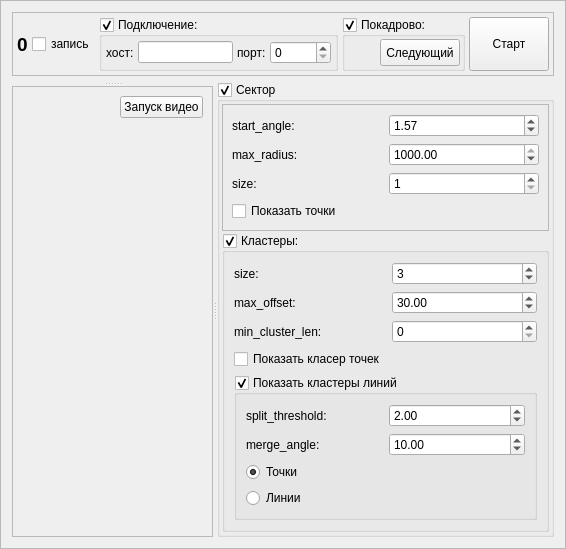
AlexLexx706/robocar, file python/LidarFrame.ui: the form before one commit.
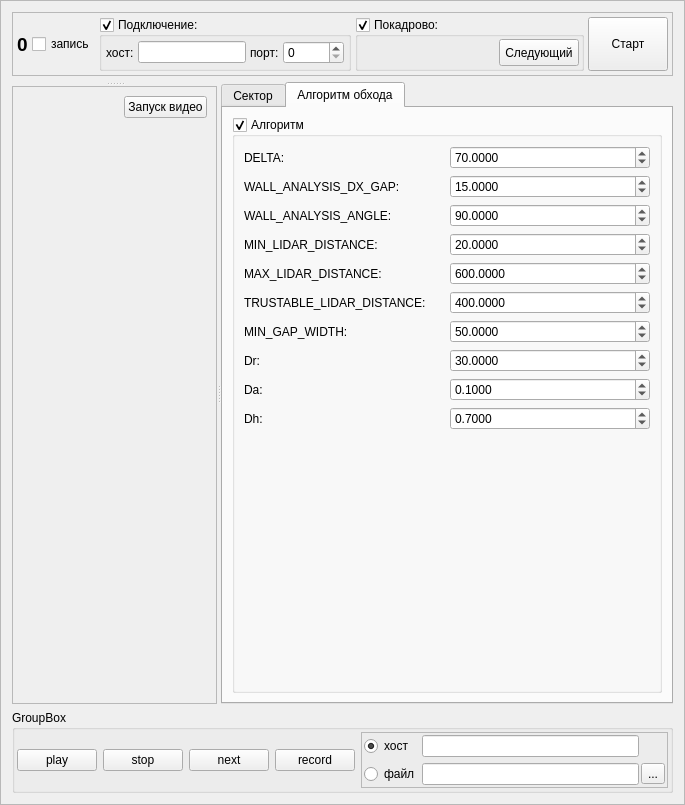
The form after the commit. Icons and pictures are not drawn. Custom widgets are drawn as their Qt base class.

Patch:
```diff
--- a/python/LidarFrame.ui
+++ b/python/LidarFrame.ui
@@ -6,8 +6,8 @@
    <rect>
     <x>0</x>
     <y>0</y>
-    <width>566</width>
-    <height>460</height>
+    <width>685</width>
+    <height>805</height>
    </rect>
   </property>
   <property name="windowTitle">
@@ -248,7 +248,23 @@
        </layout>
       </widget>
      </widget>
-     <widget class="QGroupBox" name="groupBox_sector">
+     <widget class="QTabWidget" name="tabWidget">
+      <property name="currentIndex">
+       <number>1</number>
+      </property>
+      <widget class="QWidget" name="Ct">
+       <attribute name="title">
+        <string>Сектор</string>
+       </attribute>
+       <layout class="QVBoxLayout" name="verticalLayout">
+        <property name="spacing">
+         <number>0</number>
+        </property>
+        <property name="margin">
+         <number>0</number>
+        </property>
+        <item>
+         <widget class="QGroupBox" name="groupBox_show_sector">
       <property name="title">
        <string>Сектор</string>
       </property>
@@ -274,7 +290,7 @@
           <item row="3" column="0">
            <widget class="QLabel" name="label_4">
             <property name="text">
-             <string>size:</string>
+                 <string>размер точек:</string>
             </property>
            </widget>
           </item>
@@ -287,6 +303,9 @@
           </item>
           <item row="2" column="1">
            <widget class="QDoubleSpinBox" name="doubleSpinBox_max_radius">
+                <property name="decimals">
+                 <number>4</number>
+                </property>
             <property name="minimum">
              <double>1.000000000000000</double>
             </property>
@@ -314,6 +333,9 @@
           </item>
           <item row="1" column="1">
            <widget class="QDoubleSpinBox" name="doubleSpinBox_start_angle">
+                <property name="decimals">
+                 <number>4</number>
+                </property>
             <property name="minimum">
              <double>-3.140000000000000</double>
             </property>
@@ -362,6 +384,9 @@
              </item>
              <item row="0" column="1">
               <widget class="QDoubleSpinBox" name="doubleSpinBox_split_threshold">
+                   <property name="decimals">
+                    <number>4</number>
+                   </property>
                <property name="minimum">
                 <double>0.000000000000000</double>
                </property>
@@ -379,6 +404,9 @@
              </item>
              <item row="1" column="1">
               <widget class="QDoubleSpinBox" name="doubleSpinBox_merge_threshold">
+                   <property name="decimals">
+                    <number>4</number>
+                   </property>
                <property name="minimum">
                 <double>0.000000000000000</double>
                </property>
@@ -391,7 +419,7 @@
               </widget>
              </item>
              <item row="2" column="0">
-              <widget class="QRadioButton" name="radioButton_points">
+                  <widget class="QCheckBox" name="checkBox_show_line_cluster_points">
                <property name="text">
                 <string>Точки</string>
                </property>
@@ -401,7 +429,7 @@
               </widget>
              </item>
              <item row="3" column="0">
-              <widget class="QRadioButton" name="radioButton_lines">
+                  <widget class="QCheckBox" name="checkBox_show_line_cluster_lines">
                <property name="text">
                 <string>Линии</string>
                </property>
@@ -437,7 +465,7 @@
           <item row="0" column="0">
            <widget class="QLabel" name="label_10">
             <property name="text">
-             <string>size:</string>
+                 <string>размер точек кластера:</string>
             </property>
            </widget>
           </item>
@@ -453,6 +481,9 @@
           </item>
           <item row="1" column="1">
            <widget class="QDoubleSpinBox" name="doubleSpinBox_max_offset">
+                <property name="decimals">
+                 <number>4</number>
+                </property>
             <property name="minimum">
              <double>1.000000000000000</double>
             </property>
@@ -479,6 +510,402 @@
        </item>
       </layout>
      </widget>
+        </item>
+       </layout>
+      </widget>
+      <widget class="QWidget" name="tab_2">
+       <attribute name="title">
+        <string>Алгоритм обхода</string>
+       </attribute>
+       <layout class="QGridLayout" name="gridLayout_7">
+        <item row="12" column="0" colspan="2">
+         <widget class="QGroupBox" name="groupBox_show_alg">
+          <property name="minimumSize">
+           <size>
+            <width>0</width>
+            <height>0</height>
+           </size>
+          </property>
+          <property name="title">
+           <string>Алгоритм</string>
+          </property>
+          <property name="checkable">
+           <bool>true</bool>
+          </property>
+          <layout class="QGridLayout" name="gridLayout_8">
+           <item row="0" column="0">
+            <widget class="QLabel" name="label_3">
+             <property name="text">
+              <string>DELTA:</string>
+             </property>
+            </widget>
+           </item>
+           <item row="0" column="1">
+            <widget class="QDoubleSpinBox" name="doubleSpinBox_alg_DELTA">
+             <property name="decimals">
+              <number>4</number>
+             </property>
+             <property name="minimum">
+              <double>-10000.000000000000000</double>
+             </property>
+             <property name="maximum">
+              <double>10000.000000000000000</double>
+             </property>
+             <property name="singleStep">
+              <double>0.001000000000000</double>
+             </property>
+             <property name="value">
+              <double>70.000000000000000</double>
+             </property>
+            </widget>
+           </item>
+           <item row="2" column="0">
+            <widget class="QLabel" name="label_13">
+             <property name="text">
+              <string>WALL_ANALYSIS_ANGLE:</string>
+             </property>
+            </widget>
+           </item>
+           <item row="4" column="1">
+            <widget class="QDoubleSpinBox" name="doubleSpinBox_alg_MAX_LIDAR_DISTANCE">
+             <property name="decimals">
+              <number>4</number>
+             </property>
+             <property name="minimum">
+              <double>-10000.000000000000000</double>
+             </property>
+             <property name="maximum">
+              <double>10000.000000000000000</double>
+             </property>
+             <property name="singleStep">
+              <double>0.001000000000000</double>
+             </property>
+             <property name="value">
+              <double>600.000000000000000</double>
+             </property>
+            </widget>
+           </item>
+           <item row="5" column="0">
+            <widget class="QLabel" name="label_16">
+             <property name="text">
+              <string>TRUSTABLE_LIDAR_DISTANCE:</string>
+             </property>
+            </widget>
+           </item>
+           <item row="6" column="0">
+            <widget class="QLabel" name="label_17">
+             <property name="text">
+              <string>MIN_GAP_WIDTH:</string>
+             </property>
+            </widget>
+           </item>
+           <item row="3" column="1">
+            <widget class="QDoubleSpinBox" name="doubleSpinBox_alg_MIN_LIDAR_DISTANCE">
+             <property name="decimals">
+              <number>4</number>
+             </property>
+             <property name="minimum">
+              <double>-10000.000000000000000</double>
+             </property>
+             <property name="maximum">
+              <double>10000.000000000000000</double>
+             </property>
+             <property name="singleStep">
+              <double>0.001000000000000</double>
+             </property>
+             <property name="value">
+              <double>20.000000000000000</double>
+             </property>
+            </widget>
+           </item>
+           <item row="8" column="1">
+            <widget class="QDoubleSpinBox" name="doubleSpinBox_alg_Da">
+             <property name="decimals">
+              <number>4</number>
+             </property>
+             <property name="minimum">
+              <double>-10000.000000000000000</double>
+             </property>
+             <property name="maximum">
+              <double>10000.000000000000000</double>
+             </property>
+             <property name="singleStep">
+              <double>0.001000000000000</double>
+             </property>
+             <property name="value">
+              <double>0.100000000000000</double>
+             </property>
+            </widget>
+           </item>
+           <item row="2" column="1">
+            <widget class="QDoubleSpinBox" name="doubleSpinBox_alg_WALL_ANALYSIS_ANGLE">
+             <property name="decimals">
+              <number>4</number>
+             </property>
+             <property name="minimum">
+              <double>-10000.000000000000000</double>
+             </property>
+             <property name="maximum">
+              <double>10000.000000000000000</double>
+             </property>
+             <property name="singleStep">
+              <double>0.001000000000000</double>
+             </property>
+             <property name="value">
+              <double>90.000000000000000</double>
+             </property>
+            </widget>
+           </item>
+           <item row="6" column="1">
+            <widget class="QDoubleSpinBox" name="doubleSpinBox_alg_MIN_GAP_WIDTH">
+             <property name="decimals">
+              <number>4</number>
+             </property>
+             <property name="minimum">
+              <double>-10000.000000000000000</double>
+             </property>
+             <property name="maximum">
+              <double>10000.000000000000000</double>
+             </property>
+             <property name="singleStep">
+              <double>0.001000000000000</double>
+             </property>
+             <property name="value">
+              <double>50.000000000000000</double>
+             </property>
+            </widget>
+           </item>
+           <item row="5" column="1">
+            <widget class="QDoubleSpinBox" name="doubleSpinBox_alg_TRUSTABLE_LIDAR_DISTANCE">
+             <property name="decimals">
+              <number>4</number>
+             </property>
+             <property name="minimum">
+              <double>-10000.000000000000000</double>
+             </property>
+             <property name="maximum">
+              <double>10000.000000000000000</double>
+             </property>
+             <property name="singleStep">
+              <double>0.001000000000000</double>
+             </property>
+             <property name="value">
+              <double>400.000000000000000</double>
+             </property>
+            </widget>
+           </item>
+           <item row="1" column="1">
+            <widget class="QDoubleSpinBox" name="doubleSpinBox_alg_WALL_ANALYSIS_DX_GAP">
+             <property name="decimals">
+              <number>4</number>
+             </property>
+             <property name="minimum">
+              <double>-10000.000000000000000</double>
+             </property>
+             <property name="maximum">
+              <double>10000.000000000000000</double>
+             </property>
+             <property name="singleStep">
+              <double>0.001000000000000</double>
+             </property>
+             <property name="value">
+              <double>15.000000000000000</double>
+             </property>
+            </widget>
+           </item>
+           <item row="1" column="0">
+            <widget class="QLabel" name="label_12">
+             <property name="text">
+              <string>WALL_ANALYSIS_DX_GAP:</string>
+             </property>
+            </widget>
+           </item>
+           <item row="9" column="0">
+            <widget class="QLabel" name="label_21">
+             <property name="text">
+              <string>Dh:</string>
+             </property>
+            </widget>
+           </item>
+           <item row="7" column="0">
+            <widget class="QLabel" name="label_18">
+             <property name="text">
+              <string>Dr:</string>
+             </property>
+            </widget>
+           </item>
+           <item row="4" column="0">
+            <widget class="QLabel" name="label_15">
+             <property name="text">
+              <string>MAX_LIDAR_DISTANCE:</string>
+             </property>
+            </widget>
+           </item>
+           <item row="3" column="0">
+            <widget class="QLabel" name="label_14">
+             <property name="text">
+              <string>MIN_LIDAR_DISTANCE:</string>
+             </property>
+            </widget>
+           </item>
+           <item row="9" column="1">
+            <widget class="QDoubleSpinBox" name="doubleSpinBox_alg_Dh">
+             <property name="decimals">
+              <number>4</number>
+             </property>
+             <property name="minimum">
+              <double>-10000.000000000000000</double>
+             </property>
+             <property name="maximum">
+              <double>10000.000000000000000</double>
+             </property>
+             <property name="singleStep">
+              <double>0.001000000000000</double>
+             </property>
+             <property name="value">
+              <double>0.700000000000000</double>
+             </property>
+            </widget>
+           </item>
+           <item row="7" column="1">
+            <widget class="QDoubleSpinBox" name="doubleSpinBox_alg_Dr">
+             <property name="decimals">
+              <number>4</number>
+             </property>
+             <property name="minimum">
+              <double>-10000.000000000000000</double>
+             </property>
+             <property name="maximum">
+              <double>10000.000000000000000</double>
+             </property>
+             <property name="singleStep">
+              <double>0.001000000000000</double>
+             </property>
+             <property name="value">
+              <double>30.000000000000000</double>
+             </property>
+            </widget>
+           </item>
+           <item row="8" column="0">
+            <widget class="QLabel" name="label_19">
+             <property name="text">
+              <string>Da:</string>
+             </property>
+            </widget>
+           </item>
+           <item row="10" column="0">
+            <spacer name="verticalSpacer_2">
+             <property name="orientation">
+              <enum>Qt::Vertical</enum>
+             </property>
+             <property name="sizeHint" stdset="0">
+              <size>
+               <width>20</width>
+               <height>40</height>
+              </size>
+             </property>
+            </spacer>
+           </item>
+          </layout>
+         </widget>
+        </item>
+       </layout>
+      </widget>
+     </widget>
+    </widget>
+   </item>
+   <item>
+    <widget class="QGroupBox" name="groupBox">
+     <property name="minimumSize">
+      <size>
+       <width>0</width>
+       <height>50</height>
+      </size>
+     </property>
+     <property name="title">
+      <string>GroupBox</string>
+     </property>
+     <layout class="QHBoxLayout" name="horizontalLayout_4">
+      <property name="margin">
+       <number>2</number>
+      </property>
+      <item>
+       <widget class="QPushButton" name="pushButton">
+        <property name="text">
+         <string>play</string>
+        </property>
+       </widget>
+      </item>
+      <item>
+       <widget class="QPushButton" name="pushButton_2">
+        <property name="text">
+         <string>stop</string>
+        </property>
+       </widget>
+      </item>
+      <item>
+       <widget class="QPushButton" name="pushButton_3">
+        <property name="text">
+         <string>next</string>
+        </property>
+       </widget>
+      </item>
+      <item>
+       <widget class="QPushButton" name="pushButton_4">
+        <property name="text">
+         <string>record</string>
+        </property>
+       </widget>
+      </item>
+      <item>
+       <widget class="QFrame" name="frame_5">
+        <property name="frameShape">
+         <enum>QFrame::StyledPanel</enum>
+        </property>
+        <property name="frameShadow">
+         <enum>QFrame::Raised</enum>
+        </property>
+        <layout class="QGridLayout" name="gridLayout_6">
+         <property name="horizontalSpacing">
+          <number>2</number>
+         </property>
+         <property name="margin">
+          <number>2</number>
+         </property>
+         <item row="0" column="0">
+          <widget class="QRadioButton" name="radioButton">
+           <property name="text">
+            <string>хост</string>
+           </property>
+           <property name="checked">
+            <bool>true</bool>
+           </property>
+          </widget>
+         </item>
+         <item row="1" column="0">
+          <widget class="QRadioButton" name="radioButton_2">
+           <property name="text">
+            <string>файл</string>
+           </property>
+          </widget>
+         </item>
+         <item row="1" column="1">
+          <widget class="QLineEdit" name="lineEdit_host_3"/>
+         </item>
+         <item row="1" column="2">
+          <widget class="QToolButton" name="toolButton">
+           <property name="text">
+            <string>...</string>
+           </property>
+          </widget>
+         </item>
+         <item row="0" column="1">
+          <widget class="QLineEdit" name="lineEdit_host_2"/>
+         </item>
+        </layout>
+       </widget>
+      </item>
+     </layout>
     </widget>
    </item>
   </layout>
```
Left out of the diff: 27 changed lines with no effect on the pictures. Lines whose indentation alone changed are shown as unchanged.
